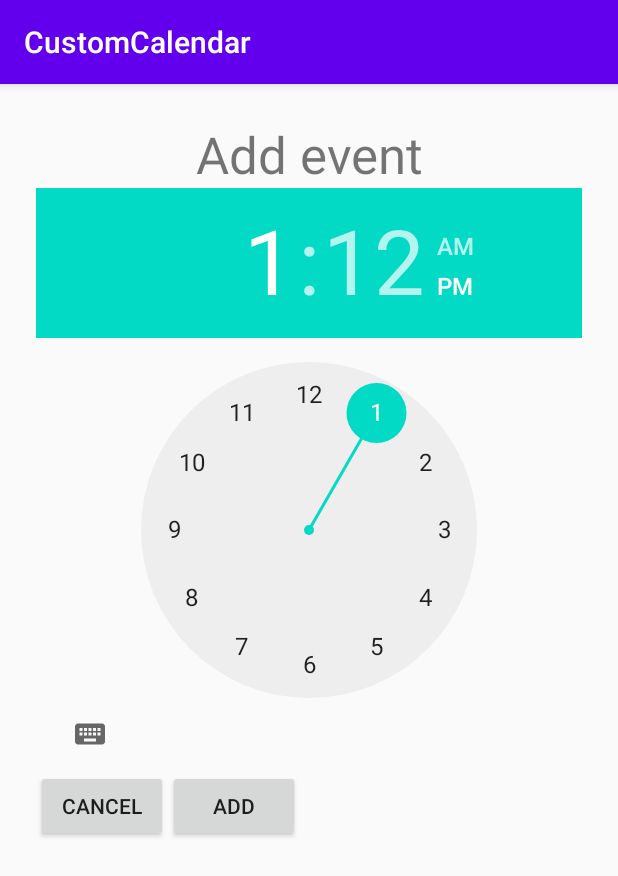
After one commit to supermeatboy1/custom-calendar, an Android app: the AddEventActivity screen opened directly, with no data from a screen before it, on a phone screen of 412 x 824 dp. The commit adds this screen. Shown: the top 876 px of the screen. Run offline under Robolectric (Android 15) with nearby library versions, the phone set to English and light mode, and no system bars.

Commit message:
New "Add event" dialog

```diff
--- a/app/src/main/AndroidManifest.xml
+++ b/app/src/main/AndroidManifest.xml
@@ -11,6 +11,9 @@
         android:supportsRtl="true"
         android:theme="@style/Theme.CustomCalendar"
         tools:targetApi="31">
+        <activity
+            android:name=".AddEventActivity"
+            android:exported="false" />
         <activity
             android:name=".EventListView"
             android:exported="false" />
--- /dev/null
+++ b/app/src/main/java/com/example/customcalendar/AddEventActivity.java
@@ -0,0 +1,14 @@
+package com.example.customcalendar;
+
+import android.support.v7.app.AppCompatActivity;
+import android.os.Bundle;
+
+public class AddEventActivity extends AppCompatActivity {
+
+
+    @Override
+    protected void onCreate(Bundle savedInstanceState) {
+        super.onCreate(savedInstanceState);
+        setContentView(R.layout.activity_add_event);
+    }
+}
--- /dev/null
+++ b/app/src/main/res/layout/activity_add_event.xml
@@ -0,0 +1,42 @@
+<?xml version="1.0" encoding="utf-8"?>
+<android.support.constraint.ConstraintLayout xmlns:android="http://schemas.android.com/apk/res/android"
+    xmlns:app="http://schemas.android.com/apk/res-auto"
+    xmlns:tools="http://schemas.android.com/tools"
+    android:layout_width="match_parent"
+    android:layout_height="wrap_content"
+    android:padding="24dp"
+    tools:context=".AddEventActivity">
+
+    <TextView
+        android:id="@+id/textViewAddEvent"
+        android:layout_width="match_parent"
+        android:layout_height="wrap_content"
+        android:text="Add event"
+        android:textSize="34sp"
+        android:gravity="center" />
+
+    <TimePicker
+        android:id="@+id/timePickerAddEvent"
+        android:layout_width="match_parent"
+        android:layout_height="match_parent"
+        android:layout_centerHorizontal="true"
+        app:layout_constraintTop_toBottomOf="@id/textViewAddEvent"
+        />
+
+    <Button
+        android:id="@+id/buttonAddEventCancel"
+        android:layout_width="wrap_content"
+        android:layout_height="wrap_content"
+        android:text="Cancel"
+        app:layout_constraintTop_toBottomOf="@id/timePickerAddEvent"
+        android:layout_centerHorizontal="true" />
+
+    <Button
+        android:id="@+id/buttonAddEventAdd"
+        android:layout_width="wrap_content"
+        android:layout_height="wrap_content"
+        android:layout_centerHorizontal="true"
+        android:text="Add"
+        app:layout_constraintLeft_toRightOf="@id/buttonAddEventCancel"
+        app:layout_constraintTop_toBottomOf="@id/timePickerAddEvent" />
+</android.support.constraint.ConstraintLayout>
```
Also changed, not shown: app/src/main/java/com/example/customcalendar/MainActivity.java (+42 -2 lines).
